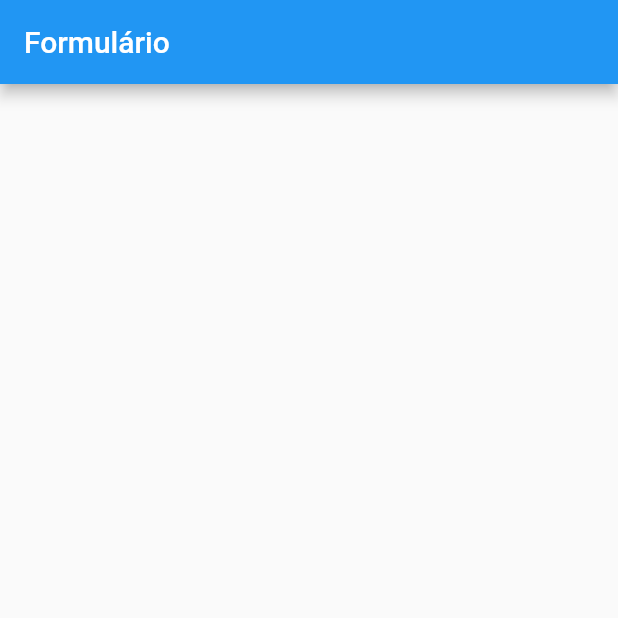
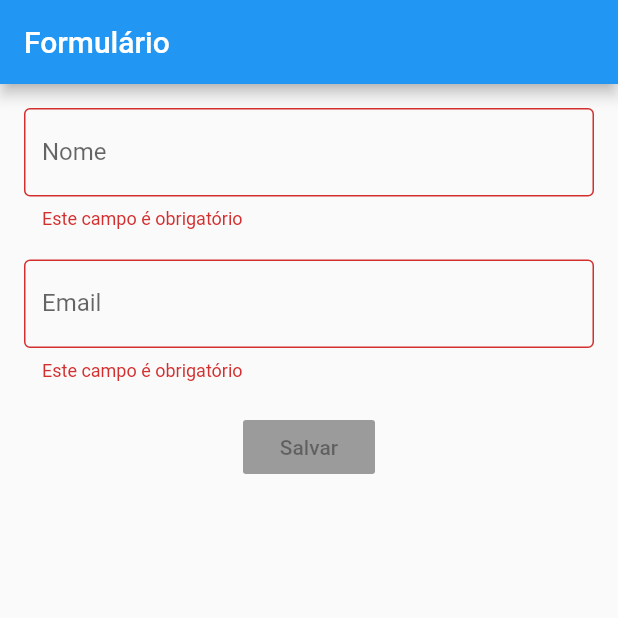
Before and after one commit to henrikemx/formulario, a Flutter app: the screen it shows after launch, on a phone screen of 412 x 824 dp, the top half of it. Run offline on Flutter 3.47's test engine with Material 2 defaults, Android fonts, the phone set to English and light mode, and no system bars; our stand-ins replace flutter_mobx, mobx; generated files the repository leaves out were written again.

Commit message:
Atualizado em 24/03/2020

```diff
--- /dev/null
+++ b/lib/controller.dart
@@ -0,0 +1,35 @@
+import 'package:mobx/mobx.dart';
+import 'models/client.dart';
+part 'controller.g.dart';
+
+class Controller = _ControllerBase with _$Controller;
+
+abstract class _ControllerBase with Store {
+
+  var client = Client();
+
+  @computed
+  bool get isValid {
+    return validateName() == null && validateEmail() == null;
+  }
+
+  String validateName(){
+    if(client.name == null || client.name.isEmpty){
+      return 'Este campo é obrigatório';
+    } else if (client.name.length < 3){
+      return 'Serão aceitos somente nomes com mais de 3 caracteres';
+    }
+
+    return null;
+  }
+
+  String validateEmail(){
+    if(client.email == null || client.email.isEmpty){
+      return 'Este campo é obrigatório';
+    } else if (!client.email.contains('@')){
+      return 'Não é um email válido';
+    }
+
+    return null;
+  }
+}
--- a/lib/home.dart
+++ b/lib/home.dart
@@ -1,4 +1,6 @@
 import 'package:flutter/material.dart';
+import 'package:flutter_mobx/flutter_mobx.dart';
+import 'controller.dart';
 
 class HomePage extends StatefulWidget {
   @override
@@ -6,6 +8,21 @@ class HomePage extends StatefulWidget {
 }
 
 class _HomePageState extends State<HomePage> {
+  // instanciando o Controller
+  final controller = Controller();
+
+  // para observar a reativade/responsividade
+  _textField({String labelText, onChanged, String Function() errorText}) {
+    return TextField(
+      onChanged: onChanged,
+      decoration: InputDecoration(
+        border: OutlineInputBorder(),
+        labelText: labelText,
+        errorText: errorText == null ? null : errorText(),
+      ),
+    );
+  }
+
   @override
   Widget build(BuildContext context) {
     return Scaffold(
@@ -15,7 +32,39 @@ class _HomePageState extends State<HomePage> {
       body: Padding(
         padding: const EdgeInsets.all(16),
         child: Column(
-          children: <Widget>[],
+          children: <Widget>[
+            // chamando os observable
+            Observer(builder: (_) {
+              return _textField(
+                errorText: controller.validateName,
+                labelText: 'Nome',
+                onChanged: controller.client.changeName,
+              );
+            }),
+            SizedBox(height: 20),
+            Observer(builder: (_) {
+              return _textField(
+                errorText: controller.validateEmail,
+                labelText: 'Email',
+                onChanged: controller.client.changeEmail,
+              );
+            }),
+            SizedBox(height: 20),
+            Observer(builder: (_) {
+              return RaisedButton(
+                child: Text('Salvar'),
+                onPressed: controller.isValid ? () {} : null,
+              );
+            }),
+
+            // Observer(builder: (_) {
+            //   return _textField(
+            //     errorText: controller.validateCPF,
+            //     labelText: 'CPF',
+            //     onChanged: controller.client.changeCPF,
+            //   );
+            // }),
+          ],
         ),
       ),
     );
--- a/pubspec.yaml
+++ b/pubspec.yaml
@@ -19,6 +19,8 @@ environment:
 dependencies:
   flutter:
     sdk: flutter
+  mobx: ^1.0.2+2
+  flutter_mobx: ^1.0.1
 
   # The following adds the Cupertino Icons font to your application.
   # Use with the CupertinoIcons class for iOS style icons.
@@ -27,6 +29,8 @@ dependencies:
 dev_dependencies:
   flutter_test:
     sdk: flutter
+  mobx_codegen: ^1.0.2
+  build_runner: ^1.8.0
 
 
 # For information on the generic Dart part of this file, see the
```
Also changed, not shown: lib/main.dart (+2 -49 lines), lib/models/client.dart (added, +25 -0 lines), lib/controller.g.dart (added), lib/models/client.g.dart (added), pubspec.lock, 1 other file.
